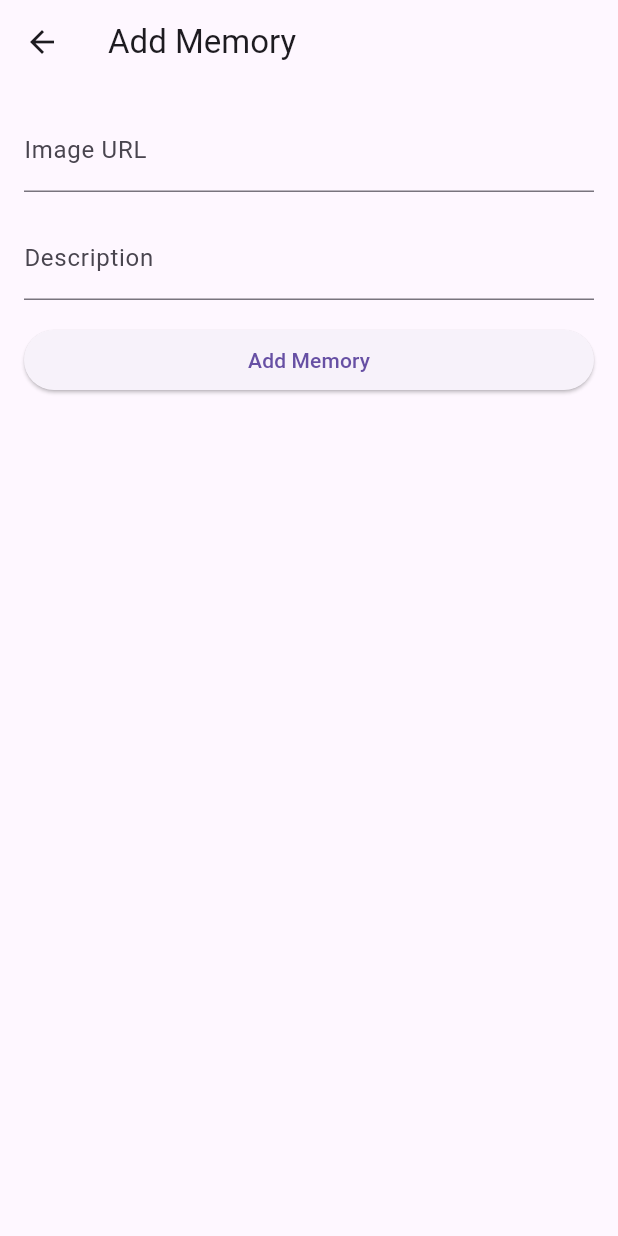
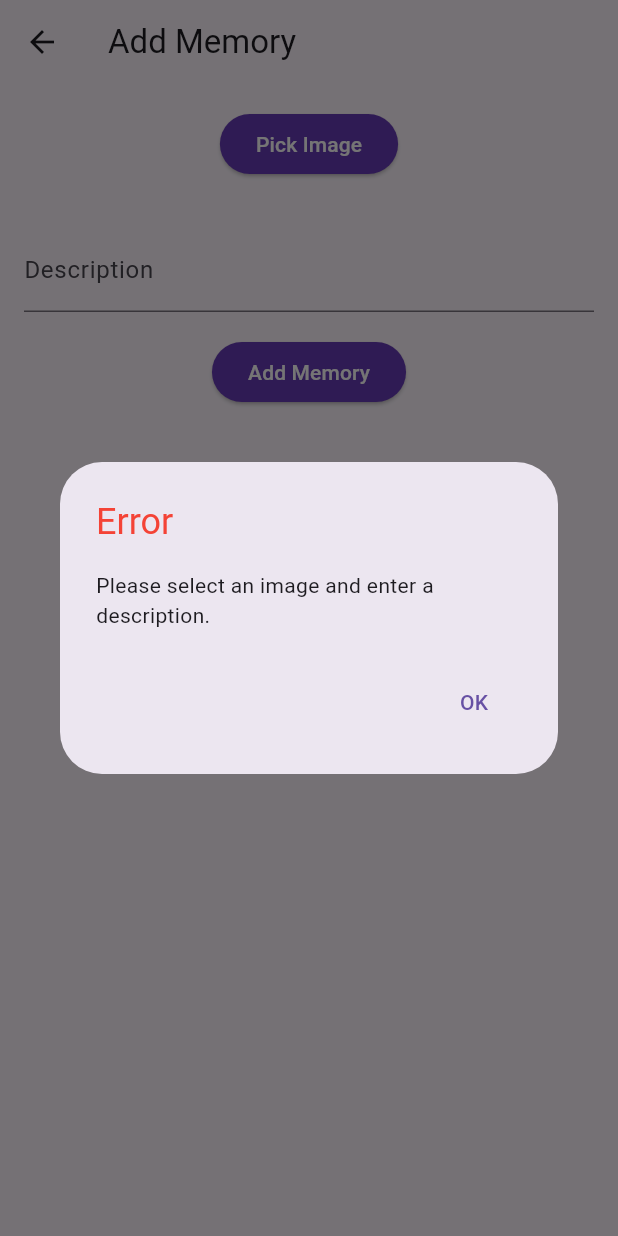
Before and after one commit to jadiel-bett/memory-lane, a Flutter app: the AddMemoryScreen screen opened directly, after a tap on "Add Memory", on a phone screen of 412 x 824 dp. Run offline on Flutter 3.47's test engine with Material 3 defaults, Android fonts, the phone set to English and light mode, and no system bars; our stand-ins replace image_picker.

Commit message:
[Functionality] image upload from local storage

```diff
--- a/lib/add_memory_screen.dart
+++ b/lib/add_memory_screen.dart
@@ -1,5 +1,7 @@
 import 'package:flutter/material.dart';
+import 'package:image_picker/image_picker.dart';
 import 'package:memory_lane/memory.dart';
+import 'dart:io';
 
 class AddMemoryScreen extends StatefulWidget {
   const AddMemoryScreen({super.key});
@@ -9,8 +11,22 @@ class AddMemoryScreen extends StatefulWidget {
 }
 
 class AddMemoryScreenState extends State<AddMemoryScreen> {
-  late String imageUrl;
-  late String description;
+  File? _selectedImage;
+  final TextEditingController _descriptionController = TextEditingController();
+
+  final ImagePicker _imagePicker = ImagePicker();
+
+  Future<void> _pickImage() async {
+    final pickedFile = await _imagePicker.pickImage(
+      source: ImageSource.gallery,
+    );
+
+    if (pickedFile != null) {
+      setState(() {
+        _selectedImage = File(pickedFile.path);
+      });
+    }
+  }
 
   @override
   Widget build(BuildContext context) {
@@ -21,36 +37,60 @@ class AddMemoryScreenState extends State<AddMemoryScreen> {
       body: Padding(
         padding: const EdgeInsets.all(16.0),
         child: Column(
-          crossAxisAlignment: CrossAxisAlignment.stretch,
+          // crossAxisAlignment: CrossAxisAlignment.stretch,
           children: [
-            TextField(
-              decoration: const InputDecoration(labelText: 'Image URL'),
-              onChanged: (value) {
-                imageUrl = value;
-              },
+            ElevatedButton(
+              onPressed: _pickImage,
+              style: ElevatedButton.styleFrom(
+                backgroundColor: Colors.deepPurple,
+              ),
+              child: const Text(
+                'Pick Image',
+                style: TextStyle(
+                  color: Colors.white,
+                ),
+              ),
             ),
+            const SizedBox(height: 16),
+            if (_selectedImage != null)
+              Image.file(
+                _selectedImage!,
+                height: 200,
+              ),
             const SizedBox(height: 16.0),
             TextField(
+              controller: _descriptionController,
               decoration: const InputDecoration(labelText: 'Description'),
-              onChanged: (value) {
-                description = value;
-              },
             ),
             const SizedBox(height: 16.0),
             ElevatedButton(
+              style: ElevatedButton.styleFrom(
+                backgroundColor: Colors.deepPurple,
+              ),
               onPressed: () {
-                if (imageUrl.isNotEmpty && description.isNotEmpty) {
+                if (_selectedImage != null &&
+                    _descriptionController.text.isNotEmpty) {
                   Navigator.pop(
                     context,
-                    Memory(imageUrl: imageUrl, description: description),
+                    Memory(
+                      image: _selectedImage,
+                      description: _descriptionController.text,
+                    ),
                   );
                 } else {
                   showDialog(
                     context: context,
                     builder: (BuildContext context) {
                       return AlertDialog(
-                        title: const Text('Error'),
-                        content: const Text('Please fill in all fields.'),
+                        title: const Text(
+                          'Error',
+                          style: TextStyle(
+                            color: Colors.red,
+                          ),
+                        ),
+                        content: const Text(
+                          'Please select an image and enter a description.',
+                        ),
                         actions: [
                           TextButton(
                             onPressed: () {
@@ -64,7 +104,12 @@ class AddMemoryScreenState extends State<AddMemoryScreen> {
                   );
                 }
               },
-              child: const Text('Add Memory'),
+              child: const Text(
+                'Add Memory',
+                style: TextStyle(
+                  color: Colors.white,
+                ),
+              ),
             ),
           ],
         ),
--- a/lib/memory.dart
+++ b/lib/memory.dart
@@ -1,6 +1,8 @@
+import 'dart:io';
+
 class Memory {
-  String imageUrl;
+  File? image;
   String description;
 
-  Memory({required this.imageUrl, required this.description});
+  Memory({required this.image, required this.description});
 }
--- a/lib/memory_detail_screen.dart
+++ b/lib/memory_detail_screen.dart
@@ -15,12 +15,13 @@ class MemoryDetailScreen extends StatelessWidget {
       body: Column(
         crossAxisAlignment: CrossAxisAlignment.stretch,
         children: [
-          Expanded(
-            child: Image.network(
-              memory.imageUrl,
-              fit: BoxFit.cover,
+          if (memory.image != null)
+            Expanded(
+              child: Image.file(
+                memory.image!,
+                fit: BoxFit.cover,
+              ),
             ),
-          ),
           Padding(
             padding: const EdgeInsets.all(16.0),
             child: Text(
```
Also changed, not shown: lib/memory_list_item.dart (+8 -2 lines).
